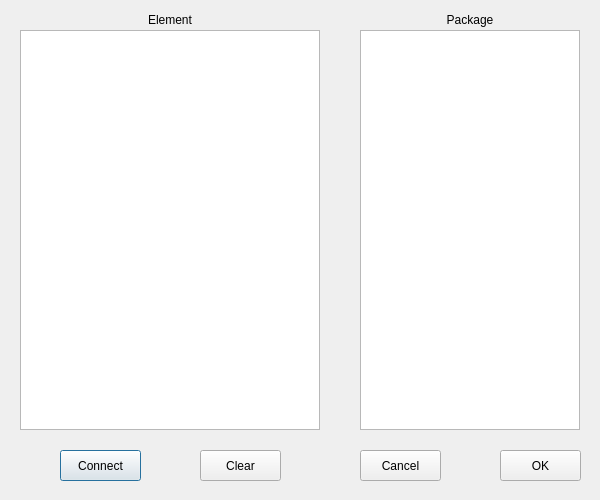
First picture: the form in src/schematiceditor/packageselector.ui, repository schdesign/board-builder, before the edit.
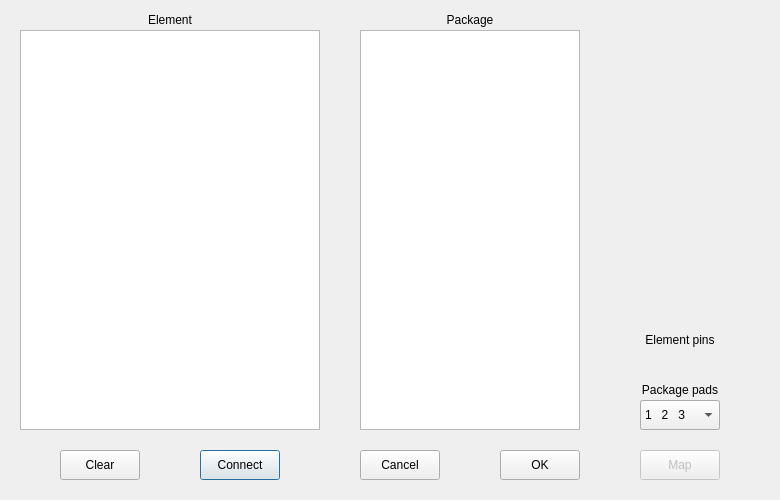
Second picture: the form after the edit.

The edit to the form file:
```diff
--- a/src/schematiceditor/packageselector.ui
+++ b/src/schematiceditor/packageselector.ui
@@ -6,7 +6,7 @@
    <rect>
     <x>0</x>
     <y>0</y>
-    <width>600</width>
+    <width>780</width>
     <height>500</height>
    </rect>
   </property>
@@ -68,10 +68,10 @@
   <widget class="QPushButton" name="connectButton">
    <property name="geometry">
     <rect>
-     <x>60</x>
+     <x>200</x>
      <y>450</y>
-     <width>81</width>
-     <height>31</height>
+     <width>80</width>
+     <height>30</height>
     </rect>
    </property>
    <property name="text">
@@ -81,10 +81,10 @@
   <widget class="QPushButton" name="clearButton">
    <property name="geometry">
     <rect>
-     <x>200</x>
+     <x>60</x>
      <y>450</y>
-     <width>81</width>
-     <height>31</height>
+     <width>80</width>
+     <height>30</height>
     </rect>
    </property>
    <property name="text">
@@ -96,8 +96,8 @@
     <rect>
      <x>360</x>
      <y>450</y>
-     <width>81</width>
-     <height>31</height>
+     <width>80</width>
+     <height>30</height>
     </rect>
    </property>
    <property name="text">
@@ -109,14 +109,150 @@
     <rect>
      <x>500</x>
      <y>450</y>
-     <width>81</width>
-     <height>31</height>
+     <width>80</width>
+     <height>30</height>
     </rect>
    </property>
    <property name="text">
     <string>OK</string>
    </property>
   </widget>
+  <widget class="QPushButton" name="mapButton">
+   <property name="enabled">
+    <bool>false</bool>
+   </property>
+   <property name="geometry">
+    <rect>
+     <x>640</x>
+     <y>450</y>
+     <width>80</width>
+     <height>30</height>
+    </rect>
+   </property>
+   <property name="text">
+    <string>Map</string>
+   </property>
+  </widget>
+  <widget class="QComboBox" name="pad2NumbersComboBox">
+   <property name="enabled">
+    <bool>true</bool>
+   </property>
+   <property name="geometry">
+    <rect>
+     <x>640</x>
+     <y>400</y>
+     <width>80</width>
+     <height>30</height>
+    </rect>
+   </property>
+   <property name="maxVisibleItems">
+    <number>2</number>
+   </property>
+   <item>
+    <property name="text">
+     <string>1   2</string>
+    </property>
+   </item>
+   <item>
+    <property name="text">
+     <string>2   1</string>
+    </property>
+   </item>
+  </widget>
+  <widget class="QLabel" name="elementPinsLabel">
+   <property name="geometry">
+    <rect>
+     <x>620</x>
+     <y>330</y>
+     <width>120</width>
+     <height>20</height>
+    </rect>
+   </property>
+   <property name="text">
+    <string>Element pins</string>
+   </property>
+   <property name="alignment">
+    <set>Qt::AlignCenter</set>
+   </property>
+  </widget>
+  <widget class="QLabel" name="packagePadsLabel">
+   <property name="geometry">
+    <rect>
+     <x>620</x>
+     <y>380</y>
+     <width>120</width>
+     <height>20</height>
+    </rect>
+   </property>
+   <property name="text">
+    <string>Package pads</string>
+   </property>
+   <property name="alignment">
+    <set>Qt::AlignCenter</set>
+   </property>
+  </widget>
+  <widget class="QLabel" name="pinNumbersLabel">
+   <property name="geometry">
+    <rect>
+     <x>620</x>
+     <y>350</y>
+     <width>120</width>
+     <height>20</height>
+    </rect>
+   </property>
+   <property name="text">
+    <string/>
+   </property>
+   <property name="alignment">
+    <set>Qt::AlignCenter</set>
+   </property>
+  </widget>
+  <widget class="QComboBox" name="pad3NumbersComboBox">
+   <property name="enabled">
+    <bool>true</bool>
+   </property>
+   <property name="geometry">
+    <rect>
+     <x>640</x>
+     <y>400</y>
+     <width>80</width>
+     <height>30</height>
+    </rect>
+   </property>
+   <property name="maxVisibleItems">
+    <number>6</number>
+   </property>
+   <item>
+    <property name="text">
+     <string>1   2   3</string>
+    </property>
+   </item>
+   <item>
+    <property name="text">
+     <string>1   3   2</string>
+    </property>
+   </item>
+   <item>
+    <property name="text">
+     <string>2   1   3</string>
+    </property>
+   </item>
+   <item>
+    <property name="text">
+     <string>2   3   1</string>
+    </property>
+   </item>
+   <item>
+    <property name="text">
+     <string>3   1   2</string>
+    </property>
+   </item>
+   <item>
+    <property name="text">
+     <string>3   2   1</string>
+    </property>
+   </item>
+  </widget>
  </widget>
  <resources/>
  <connections/>
```
